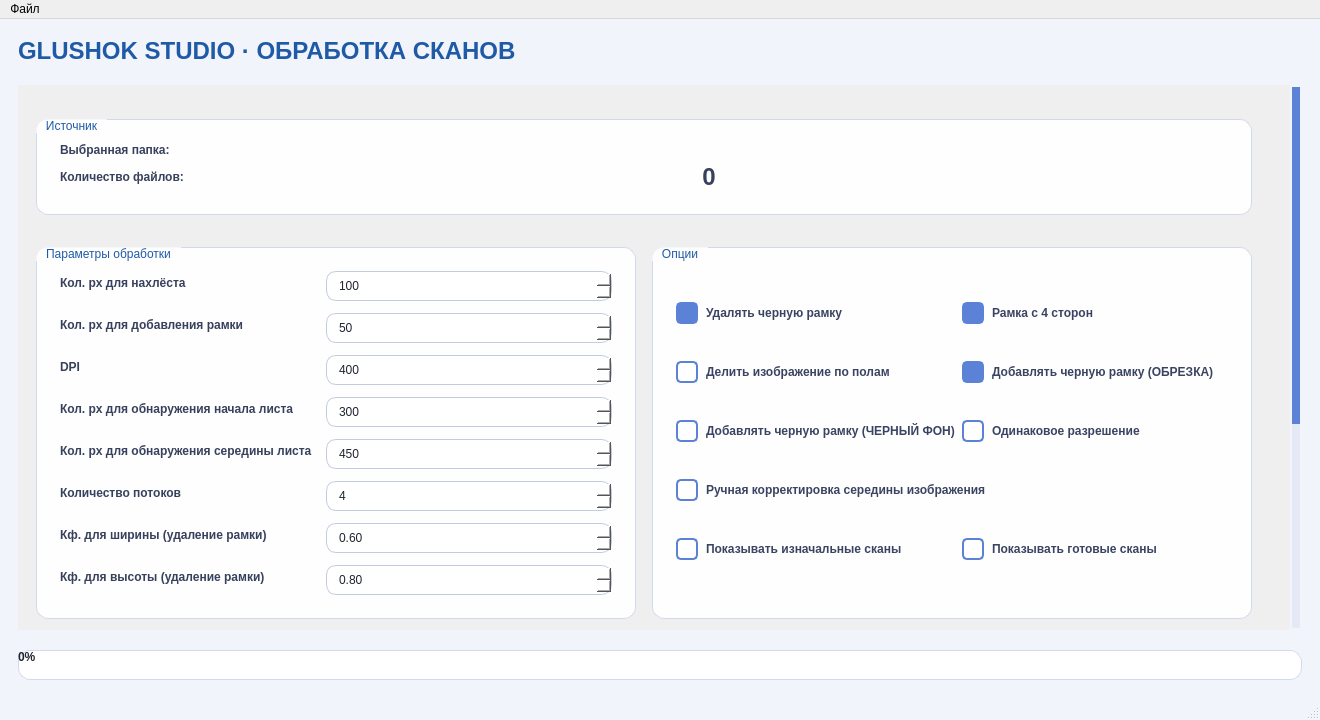
First picture: the form in gui/index.ui, repository glushok123/glushok-studio, before the edit.
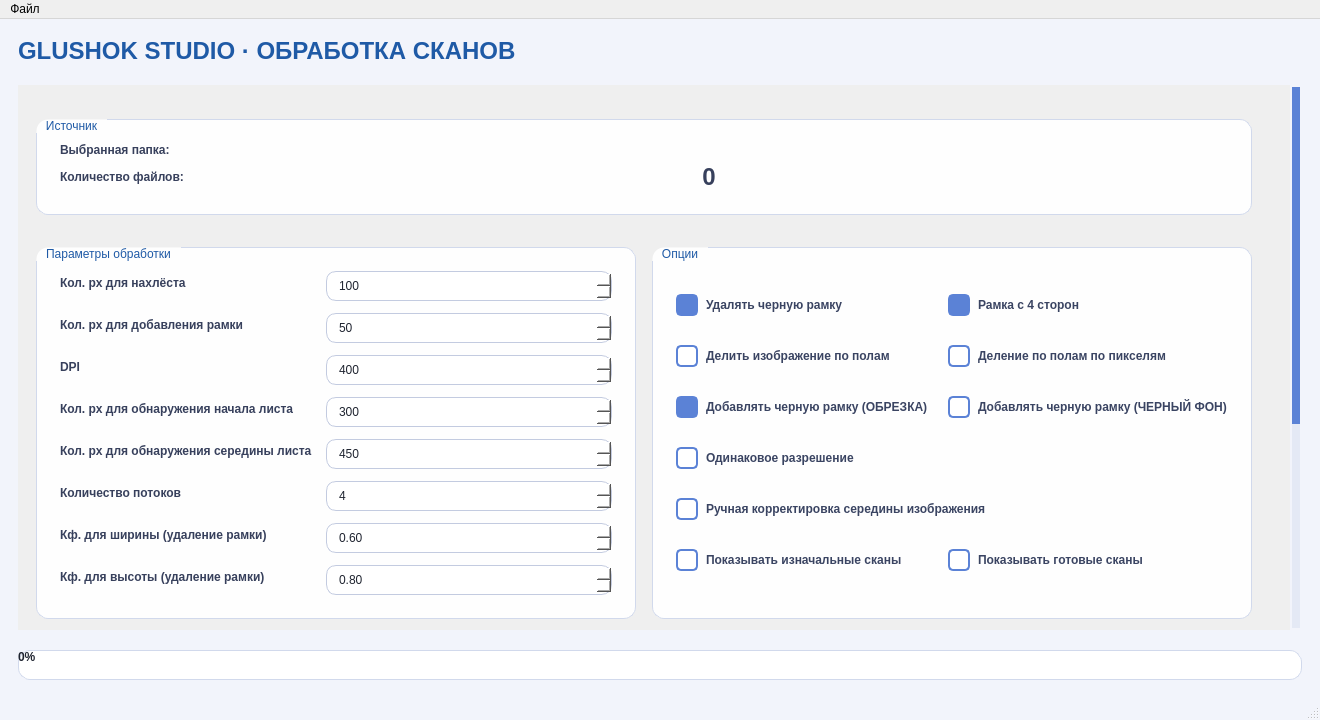
Second picture: the form after the edit.

Commit message: Align pixel split to detected content centre

What changed in the file:
```diff
--- a/gui/index.ui
+++ b/gui/index.ui
@@ -549,6 +549,16 @@
                   </widget>
                  </item>
                  <item row="1" column="1">
+                  <widget class="QCheckBox" name="checkBox_split_pixels">
+                   <property name="enabled">
+                    <bool>false</bool>
+                   </property>
+                   <property name="text">
+                    <string>Деление по полам по пикселям</string>
+                   </property>
+                  </widget>
+                 </item>
+                 <item row="2" column="0">
                   <widget class="QCheckBox" name="checkBox_2">
                    <property name="text">
                     <string>Добавлять черную рамку (ОБРЕЗКА)</string>
@@ -558,35 +568,35 @@
                    </property>
                   </widget>
                  </item>
-                 <item row="2" column="0">
+                 <item row="2" column="1">
                   <widget class="QCheckBox" name="checkBox_8">
                    <property name="text">
                     <string>Добавлять черную рамку (ЧЕРНЫЙ ФОН)</string>
                    </property>
                   </widget>
                  </item>
-                 <item row="2" column="1">
+                 <item row="3" column="0">
                   <widget class="QCheckBox" name="checkBox_5">
                    <property name="text">
                     <string>Одинаковое разрешение</string>
                    </property>
                   </widget>
                  </item>
-                 <item row="3" column="0" colspan="2">
+                 <item row="4" column="0" colspan="2">
                   <widget class="QCheckBox" name="checkBox_9">
                    <property name="text">
                     <string>Ручная корректировка середины изображения</string>
                    </property>
                   </widget>
                  </item>
-                 <item row="4" column="0">
+                 <item row="5" column="0">
                   <widget class="QCheckBox" name="checkBox_6">
                    <property name="text">
                     <string>Показывать изначальные сканы</string>
                    </property>
                   </widget>
                  </item>
-                 <item row="4" column="1">
+                 <item row="5" column="1">
                   <widget class="QCheckBox" name="checkBox_7">
                    <property name="text">
                     <string>Показывать готовые сканы</string>
```
The commit also changes 5 other files.
